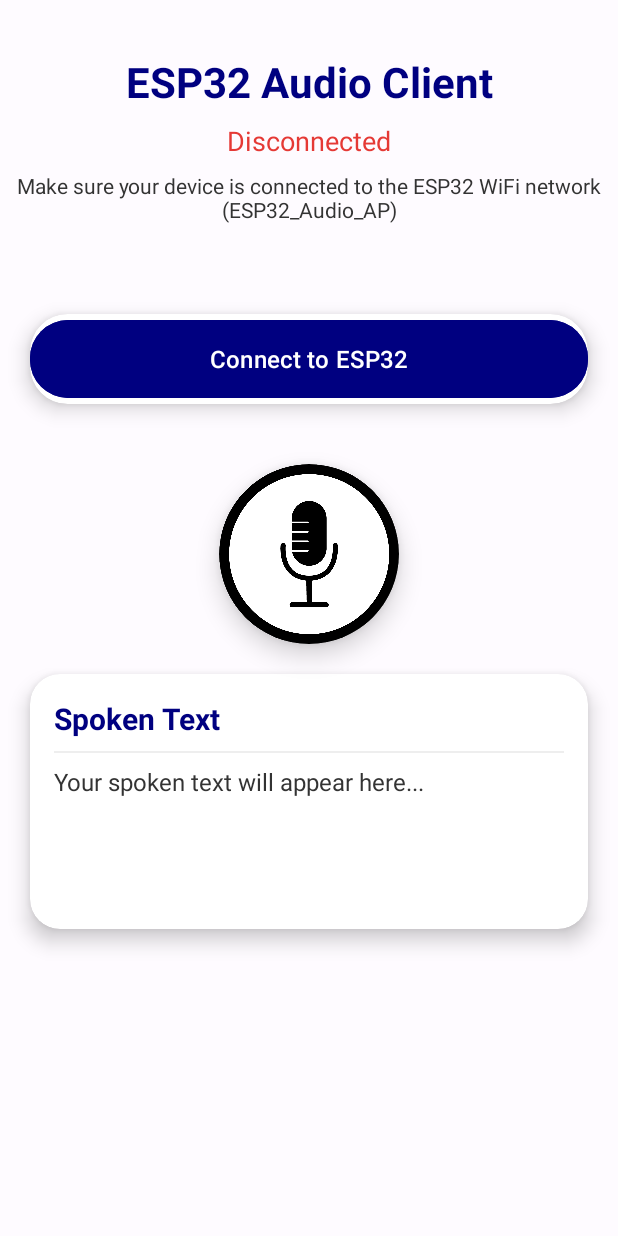
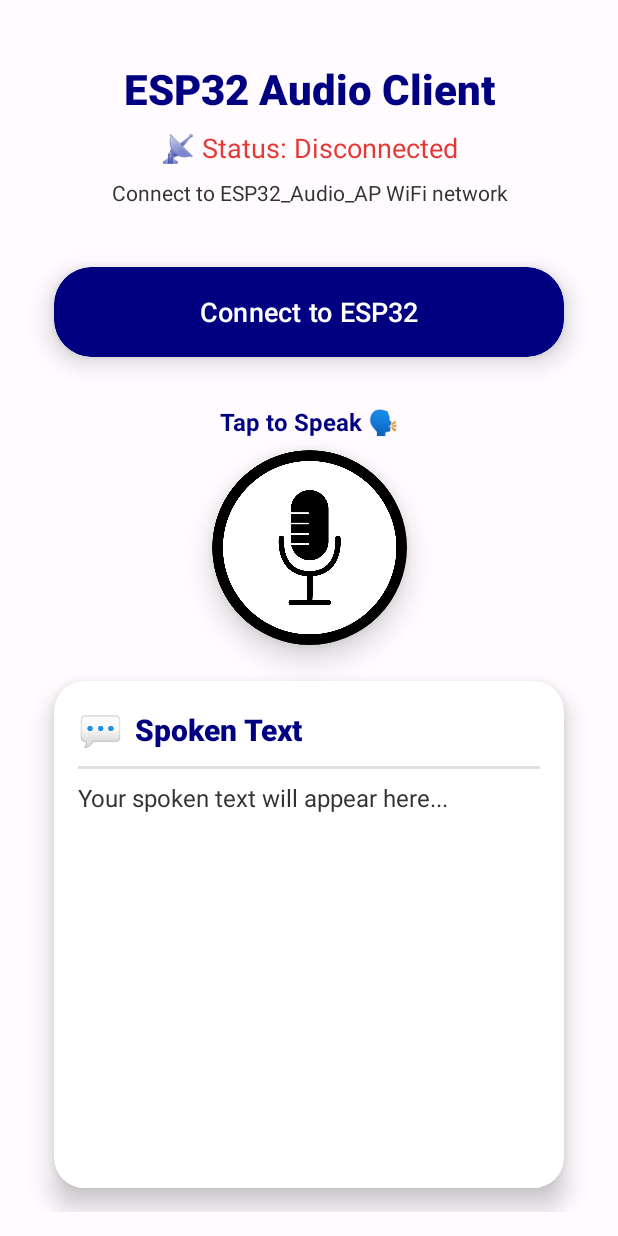
Before and after one commit to ELEC-COEN390/MoodProject, an Android app: the screen it shows after launch once a user with an empty profile is signed in (Dashboard), on a phone screen of 412 x 824 dp. Run offline under Robolectric (Android 15) with nearby library versions, the phone set to English and light mode, and no system bars; our stand-ins replace Firebase (no records; nobody signed in at launch, a user with empty details on screens opened directly).

Commit message:
UI changes dashboard

```diff
--- a/app/src/main/java/com/example/moodproject/Dashboard.java
+++ b/app/src/main/java/com/example/moodproject/Dashboard.java
@@ -439,6 +439,16 @@ public class Dashboard extends AppCompatActivity {
                 WindowManager.LayoutParams.FLAG_LAYOUT_NO_LIMITS,
                 WindowManager.LayoutParams.FLAG_LAYOUT_NO_LIMITS
         );
+
+        // Additional flags that help with full immersive mode
+        getWindow().getDecorView().setSystemUiVisibility(
+                View.SYSTEM_UI_FLAG_LAYOUT_STABLE
+                        | View.SYSTEM_UI_FLAG_LAYOUT_HIDE_NAVIGATION
+                        | View.SYSTEM_UI_FLAG_LAYOUT_FULLSCREEN
+                        | View.SYSTEM_UI_FLAG_HIDE_NAVIGATION
+                        | View.SYSTEM_UI_FLAG_FULLSCREEN
+                        | View.SYSTEM_UI_FLAG_IMMERSIVE_STICKY);
+
     }
 
     private void setupVideoBackground() {
--- a/app/src/main/res/layout/activity_dashboard.xml
+++ b/app/src/main/res/layout/activity_dashboard.xml
@@ -4,65 +4,87 @@
     xmlns:tools="http://schemas.android.com/tools"
     android:layout_width="match_parent"
     android:layout_height="match_parent"
+    android:padding="0dp"
     tools:context=".MainActivity">
 
-    <!-- VideoView as background -->
+    <!-- VideoView as background - positioned to fill entire screen -->
     <VideoView
         android:id="@+id/videoBackground"
         android:layout_width="0dp"
         android:layout_height="0dp"
+        android:layout_marginStart="-20dp"
+        android:layout_marginTop="-20dp"
+        android:layout_marginEnd="-20dp"
+        android:layout_marginBottom="-20dp"
         app:layout_constraintBottom_toBottomOf="parent"
         app:layout_constraintEnd_toEndOf="parent"
         app:layout_constraintStart_toStartOf="parent"
         app:layout_constraintTop_toTopOf="parent" />
 
-    <!-- Semi-transparent overlay for better readability -->
+    <!-- Semi-transparent overlay with gradient effect -->
     <View
         android:id="@+id/overlay"
         android:layout_width="0dp"
         android:layout_height="0dp"
-        android:background="#80FFFFFF"
+        android:background="#90FFFFFF"
+        android:alpha="0.85"
         app:layout_constraintBottom_toBottomOf="parent"
         app:layout_constraintEnd_toEndOf="parent"
         app:layout_constraintStart_toStartOf="parent"
         app:layout_constraintTop_toTopOf="parent" />
 
+    <!-- Content container with padding -->
+    <androidx.constraintlayout.widget.ConstraintLayout
+        android:id="@+id/contentContainer"
+        android:layout_width="match_parent"
+        android:layout_height="match_parent"
+        android:padding="16dp"
+        app:layout_constraintBottom_toBottomOf="parent"
+        app:layout_constraintEnd_toEndOf="parent"
+        app:layout_constraintStart_toStartOf="parent"
+        app:layout_constraintTop_toTopOf="parent">
+
+        <!-- App Title With Emojis -->
         <TextView
             android:id="@+id/titleText"
             android:layout_width="0dp"
             android:layout_height="wrap_content"
-        android:layout_marginTop="35dp"
+            android:layout_marginTop="24dp"
             android:elevation="4dp"
             android:text="ESP32 Audio Client"
             android:textAlignment="center"
             android:textColor="@color/navy"
             android:textSize="28sp"
             android:textStyle="bold"
+            android:fontFamily="sans-serif-medium"
             app:layout_constraintEnd_toEndOf="parent"
             app:layout_constraintStart_toStartOf="parent"
             app:layout_constraintTop_toTopOf="parent" />
 
+        <!-- Status With Emoji -->
         <TextView
             android:id="@+id/statusText"
             android:layout_width="0dp"
             android:layout_height="wrap_content"
             android:layout_marginTop="8dp"
             android:elevation="4dp"
-        android:text="Disconnected"
+            android:text="📡 Status: Disconnected"
             android:textAlignment="center"
             android:textColor="#E53935"
             android:textSize="18sp"
+            android:fontFamily="sans-serif"
             app:layout_constraintEnd_toEndOf="parent"
             app:layout_constraintStart_toStartOf="parent"
             app:layout_constraintTop_toBottomOf="@id/titleText" />
 
+        <!-- Info With Emoji -->
         <TextView
             android:id="@+id/infoText"
             android:layout_width="0dp"
             android:layout_height="wrap_content"
             android:layout_marginTop="8dp"
             android:elevation="4dp"
-        android:text="Make sure your device is connected to the ESP32 WiFi network (ESP32_Audio_AP)"
+            android:text="Connect to ESP32_Audio_AP WiFi network"
             android:textAlignment="center"
             android:textColor="#333333"
             android:textSize="14sp"
@@ -70,14 +92,15 @@
             app:layout_constraintStart_toStartOf="parent"
             app:layout_constraintTop_toBottomOf="@+id/statusText" />
 
+        <!-- Connect Button With Emoji -->
         <androidx.cardview.widget.CardView
             android:id="@+id/connectButtonCard"
             android:layout_width="0dp"
             android:layout_height="wrap_content"
             android:layout_marginHorizontal="20dp"
-        android:layout_marginTop="60dp"
+            android:layout_marginTop="40dp"
             app:cardCornerRadius="25dp"
-        app:cardElevation="8dp"
+            app:cardElevation="10dp"
             app:layout_constraintEnd_toEndOf="parent"
             app:layout_constraintStart_toStartOf="parent"
             app:layout_constraintTop_toBottomOf="@id/infoText">
@@ -88,61 +111,99 @@
                 android:layout_height="60dp"
                 android:backgroundTint="@color/navy"
                 android:text="Connect to ESP32"
-            android:textSize="16sp"
+                android:textSize="18sp"
+                android:fontFamily="sans-serif-medium"
+                android:insetTop="0dp"
+                android:insetBottom="0dp"
+                android:insetLeft="0dp"
+                android:insetRight="0dp"
                 app:cornerRadius="25dp" />
         </androidx.cardview.widget.CardView>
 
+        <!-- Microphone Label -->
+        <TextView
+            android:id="@+id/micLabel"
+            android:layout_width="wrap_content"
+            android:layout_height="wrap_content"
+            android:text="Tap to Speak 🗣️"
+            android:textSize="16sp"
+            android:textStyle="bold"
+            android:textColor="@color/navy"
+            android:layout_marginTop="32dp"
+            app:layout_constraintTop_toBottomOf="@id/connectButtonCard"
+            app:layout_constraintStart_toStartOf="parent"
+            app:layout_constraintEnd_toEndOf="parent" />
+
+        <!-- Enhanced Microphone Button -->
         <androidx.cardview.widget.CardView
             android:id="@+id/micButtonCard"
-        android:layout_width="wrap_content"
-        android:layout_height="wrap_content"
-        android:layout_marginTop="40dp"
-        app:cardCornerRadius="60dp"
-        app:cardElevation="10dp"
+            android:layout_width="130dp"
+            android:layout_height="130dp"
+            android:layout_marginTop="8dp"
+            app:cardCornerRadius="65dp"
+            app:cardElevation="12dp"
             app:layout_constraintEnd_toEndOf="parent"
             app:layout_constraintStart_toStartOf="parent"
-        app:layout_constraintTop_toBottomOf="@+id/connectButtonCard">
+            app:layout_constraintTop_toBottomOf="@+id/micLabel">
 
             <ImageButton
                 android:id="@+id/ImageButton"
-            android:layout_width="120dp"
-            android:layout_height="120dp"
+                android:layout_width="match_parent"
+                android:layout_height="match_parent"
                 android:background="@drawable/microphone"
                 android:clickable="true"
                 android:contentDescription="Activate microphone"
-            android:scaleType="fitCenter" />
+                android:scaleType="centerInside"
+                android:elevation="6dp" />
         </androidx.cardview.widget.CardView>
 
+        <!-- Stylish Progress Bar -->
         <ProgressBar
             android:id="@+id/progressBar"
             style="?android:attr/progressBarStyleHorizontal"
             android:layout_width="0dp"
-        android:layout_height="wrap_content"
+            android:layout_height="8dp"
             android:layout_marginTop="16dp"
             android:visibility="gone"
+            android:progressTint="@color/navy"
+            android:progressBackgroundTint="#E0E0E0"
             app:layout_constraintEnd_toEndOf="parent"
             app:layout_constraintStart_toStartOf="parent"
             app:layout_constraintTop_toBottomOf="@id/micButtonCard" />
 
+        <!-- Spoken Text Card With Emoji -->
         <androidx.cardview.widget.CardView
             android:id="@+id/cardView"
             android:layout_width="0dp"
-        android:layout_height="170dp"
+            android:layout_height="0dp"
             android:layout_marginHorizontal="20dp"
-        android:layout_marginTop="20dp"
+            android:layout_marginTop="24dp"
+            android:layout_marginBottom="16dp"
             app:cardCornerRadius="20dp"
-        app:cardElevation="8dp"
+            app:cardElevation="10dp"
             app:layout_constraintBottom_toBottomOf="parent"
             app:layout_constraintEnd_toEndOf="parent"
             app:layout_constraintStart_toStartOf="parent"
-        app:layout_constraintTop_toBottomOf="@+id/progressBar"
-        app:layout_constraintVertical_bias="0.0">
+            app:layout_constraintTop_toBottomOf="@+id/progressBar">
 
             <LinearLayout
                 android:layout_width="match_parent"
                 android:layout_height="match_parent"
                 android:orientation="vertical"
                 android:padding="16dp">
+
+                <LinearLayout
+                    android:layout_width="match_parent"
+                    android:layout_height="wrap_content"
+                    android:orientation="horizontal"
+                    android:gravity="center_vertical">
+
+                    <TextView
+                        android:layout_width="wrap_content"
+                        android:layout_height="wrap_content"
+                        android:text="💬"
+                        android:textSize="24sp"
+                        android:layout_marginEnd="8dp"/>
 
                     <TextView
                         android:id="@+id/textView2"
@@ -151,13 +212,15 @@
                         android:text="Spoken Text"
                         android:textColor="@color/navy"
                         android:textSize="20sp"
-                android:textStyle="bold" />
+                        android:textStyle="bold"
+                        android:fontFamily="sans-serif-medium" />
+                </LinearLayout>
 
                 <View
                     android:layout_width="match_parent"
-                android:layout_height="1dp"
+                    android:layout_height="2dp"
                     android:layout_marginVertical="8dp"
-                android:background="#EEEEEE" />
+                    android:background="#E0E0E0" />
 
                 <ScrollView
                     android:layout_width="match_parent"
@@ -169,9 +232,10 @@
                         android:layout_height="wrap_content"
                         android:text="Your spoken text will appear here..."
                         android:textColor="#333333"
-                    android:textSize="16sp" />
+                        android:textSize="16sp"
+                        android:lineSpacingExtra="4dp" />
                 </ScrollView>
             </LinearLayout>
         </androidx.cardview.widget.CardView>
-
     </androidx.constraintlayout.widget.ConstraintLayout>
+</androidx.constraintlayout.widget.ConstraintLayout>
```
Lines whose indentation alone changed are shown as unchanged.
